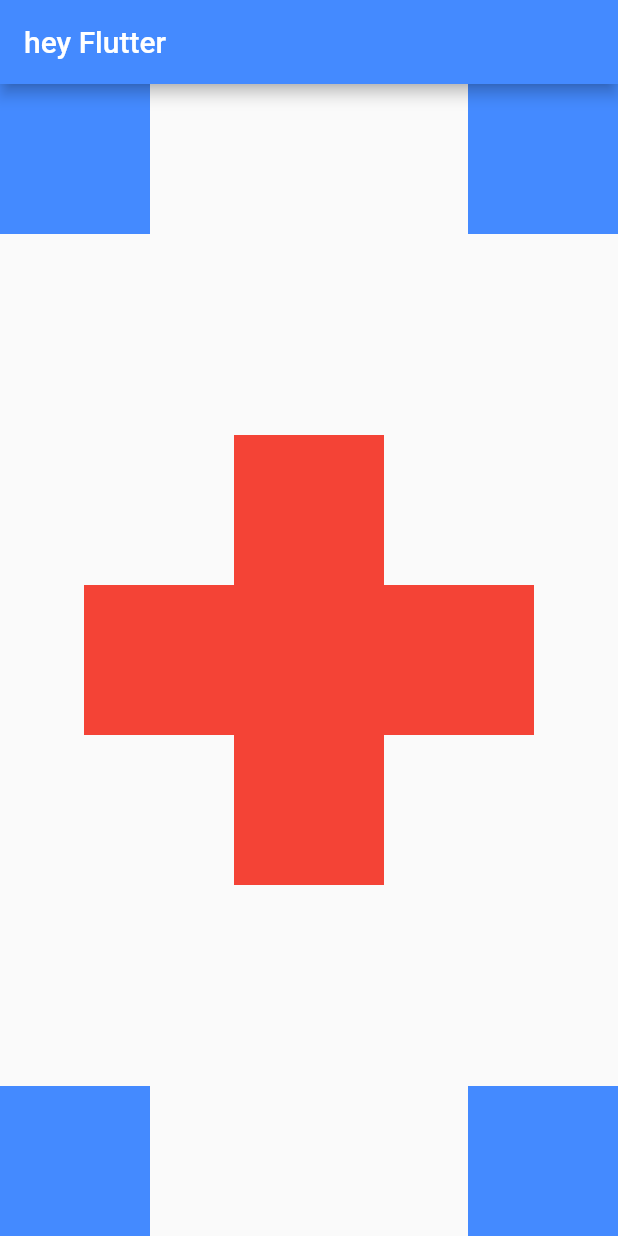
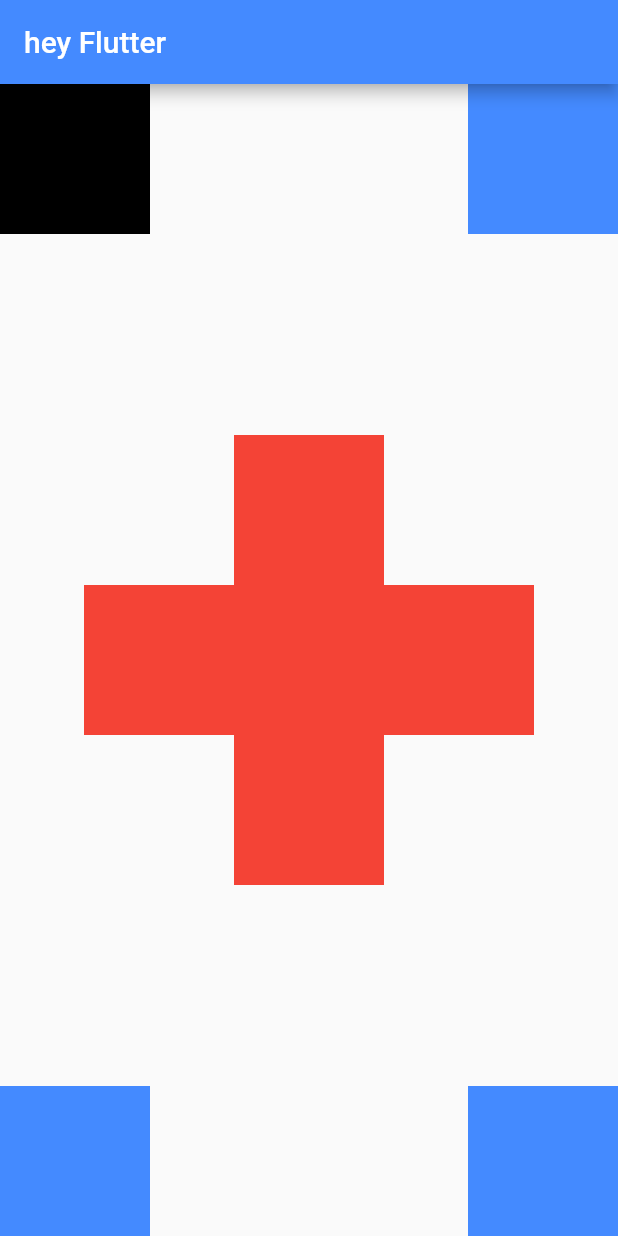
Before and after one commit to jiratch/MyFlutter, a Flutter app: the screen it shows after launch, on a phone screen of 412 x 824 dp. Run offline on Flutter 3.47's test engine with Material 2 defaults, Android fonts, the phone set to English and light mode, and no system bars.

Commit message:
up new project

```diff
--- a/lib/main.dart
+++ b/lib/main.dart
@@ -29,13 +29,6 @@ class MyHomePage extends StatefulWidget {
 }
 
 class _MyHomePageState extends State<MyHomePage> {
-  int _counter = 0;
-
-  void _incrementCounter() {
-    setState(() {
-      _counter++;
-    });
-  }
 
   @override
   Widget build(BuildContext context) {
@@ -52,7 +45,7 @@ class _MyHomePageState extends State<MyHomePage> {
                 Container(
                   height: 100,
                   width: 100,
-                  color: Colors.blueAccent,
+                  color: Colors.black,
                 ),
                 Container(
                   height: 100,
```
